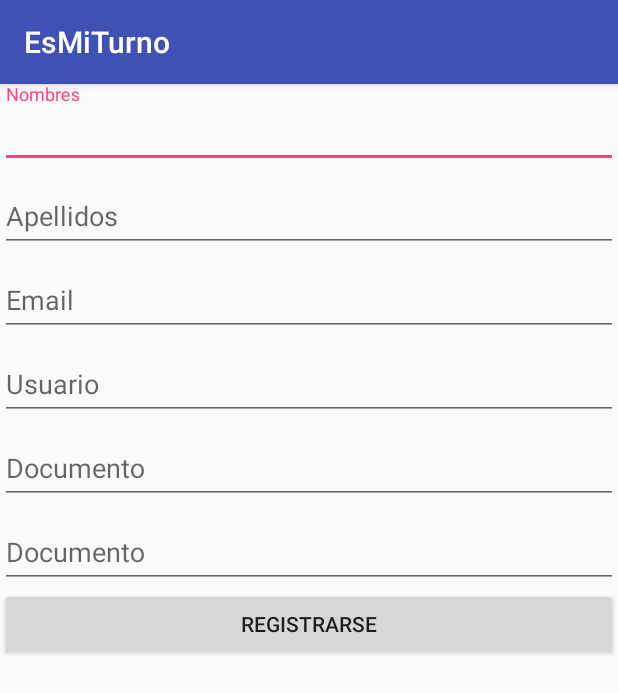
After one commit to hernnyy/emt, an Android app: the RegistryActivity screen opened directly, with no data from a screen before it, on a phone screen of 412 x 824 dp. The commit adds this screen. Shown: the top 693 px of the screen. Run offline under Robolectric (Android 15) with nearby library versions, the phone set to English and light mode, and no system bars; network calls fail.

Commit message:
activity de registro de usuarios

```diff
--- a/app/src/main/AndroidManifest.xml
+++ b/app/src/main/AndroidManifest.xml
@@ -21,14 +21,16 @@
             android:label="@string/app_name">
             <intent-filter android:label="@string/app_name">
                 <action android:name="android.intent.action.MAIN" />
+
                 <category android:name="android.intent.category.LAUNCHER" />
             </intent-filter>
         </activity>
         <activity
             android:name=".CentralActivity"
             android:label="@string/title_activity_central" />
-        <activity android:name=".AddMeetActivity"></activity>
-        <activity android:name=".MeetDetailFastActivity"></activity>
+        <activity android:name=".AddMeetActivity" />
+        <activity android:name=".MeetDetailFastActivity" />
+        <activity android:name=".RegistryActivity"></activity>
     </application>
 
 </manifest>
--- /dev/null
+++ b/app/src/main/java/com/example/hernan/esmiturno/RegistryActivity.java
@@ -0,0 +1,13 @@
+package com.example.hernan.esmiturno;
+
+import android.support.v7.app.AppCompatActivity;
+import android.os.Bundle;
+
+public class RegistryActivity extends AppCompatActivity {
+
+    @Override
+    protected void onCreate(Bundle savedInstanceState) {
+        super.onCreate(savedInstanceState);
+        setContentView(R.layout.activity_registry);
+    }
+}
--- /dev/null
+++ b/app/src/main/res/layout/activity_registry.xml
@@ -0,0 +1,111 @@
+<?xml version="1.0" encoding="utf-8"?>
+<LinearLayout xmlns:android="http://schemas.android.com/apk/res/android"
+xmlns:app="http://schemas.android.com/apk/res-auto"
+xmlns:tools="http://schemas.android.com/tools"
+android:id="@+id/container"
+android:layout_width="match_parent"
+android:layout_height="match_parent"
+android:fadeScrollbars="false"
+android:isScrollContainer="true"
+android:orientation="vertical"
+android:scrollbars="vertical"
+tools:context="com.example.hernan.esmiturno.RegistryActivity">
+
+<ScrollView
+    android:layout_width="match_parent"
+    android:layout_height="match_parent">
+
+    <LinearLayout
+        android:layout_width="match_parent"
+        android:layout_height="wrap_content"
+        android:orientation="vertical" >
+
+        <android.support.design.widget.TextInputLayout
+            android:layout_width="match_parent"
+            android:layout_height="wrap_content">
+
+            <AutoCompleteTextView
+                android:id="@+id/txtNombreR"
+                android:layout_width="match_parent"
+                android:layout_height="wrap_content"
+                android:layout_weight="1"
+                android:hint="Nombres" />
+        </android.support.design.widget.TextInputLayout>
+
+        <android.support.design.widget.TextInputLayout
+            android:layout_width="match_parent"
+            android:layout_height="wrap_content">
+
+            <AutoCompleteTextView
+                android:id="@+id/txtApellidoR"
+                android:layout_width="match_parent"
+                android:layout_height="wrap_content"
+                android:layout_weight="1"
+                android:hint="Apellidos" />
+
+        </android.support.design.widget.TextInputLayout>
+
+        <android.support.design.widget.TextInputLayout
+            android:layout_width="match_parent"
+            android:layout_height="match_parent"
+            android:layout_weight="1">
+
+            <AutoCompleteTextView
+                android:id="@+id/txtEmailR"
+                android:layout_width="match_parent"
+                android:layout_height="wrap_content"
+                android:layout_weight="1"
+                android:hint="Email" />
+        </android.support.design.widget.TextInputLayout>
+
+        <android.support.design.widget.TextInputLayout
+            android:layout_width="match_parent"
+            android:layout_height="match_parent"
+            android:layout_weight="1">
+
+            <AutoCompleteTextView
+                android:id="@+id/txtUsernameR"
+                android:layout_width="match_parent"
+                android:layout_height="wrap_content"
+                android:layout_weight="1"
+                android:hint="Usuario" />
+
+        </android.support.design.widget.TextInputLayout>
+
+        <android.support.design.widget.TextInputLayout
+            android:layout_width="match_parent"
+            android:layout_height="match_parent"
+            android:layout_weight="1">
+
+            <AutoCompleteTextView
+                android:id="@+id/txtTipoDocumentoR"
+                android:layout_width="match_parent"
+                android:layout_height="wrap_content"
+                android:layout_weight="1"
+                android:hint="Documento" />
+
+        </android.support.design.widget.TextInputLayout>
+
+        <android.support.design.widget.TextInputLayout
+            android:layout_width="match_parent"
+            android:layout_height="wrap_content">
+
+            <AutoCompleteTextView
+                android:id="@+id/txtDocumentoR"
+                android:layout_width="match_parent"
+                android:layout_height="wrap_content"
+                android:layout_weight="1"
+                android:hint="Documento" />
+
+        </android.support.design.widget.TextInputLayout>
+
+        <Button
+            android:id="@+id/registryAct"
+            android:layout_width="match_parent"
+            android:layout_height="wrap_content"
+            android:text="Registrarse" />
+
+    </LinearLayout>
+</ScrollView>
+
+</LinearLayout>
--- a/app/src/main/res/values/strings.xml
+++ b/app/src/main/res/values/strings.xml
@@ -6,6 +6,7 @@
     <string name="prompt_password">Password</string>
     <string name="action_sign_in">Ingresar</string>
     <string name="action_sign_in_short">Ingresar</string>
+    <string name="action_registry">Registrarse</string>
     <string name="error_invalid_email">This email address is invalid</string>
     <string name="error_invalid_password">This password is too short</string>
     <string name="error_incorrect_password">This password is incorrect</string>
```
Also changed, not shown: app/src/main/java/com/example/hernan/esmiturno/LoginActivity.java (+92 -0 lines), app/src/main/res/layout/activity_add_meet.xml (+14 -0 lines), app/src/main/res/layout/activity_login.xml (+14 -0 lines).
